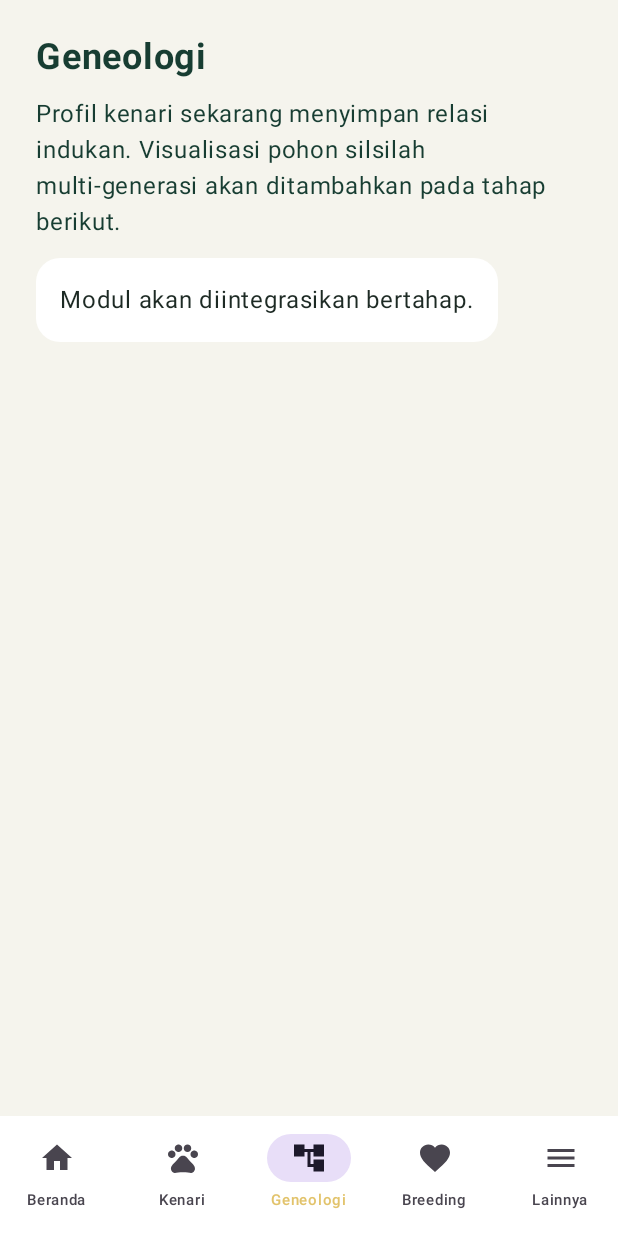
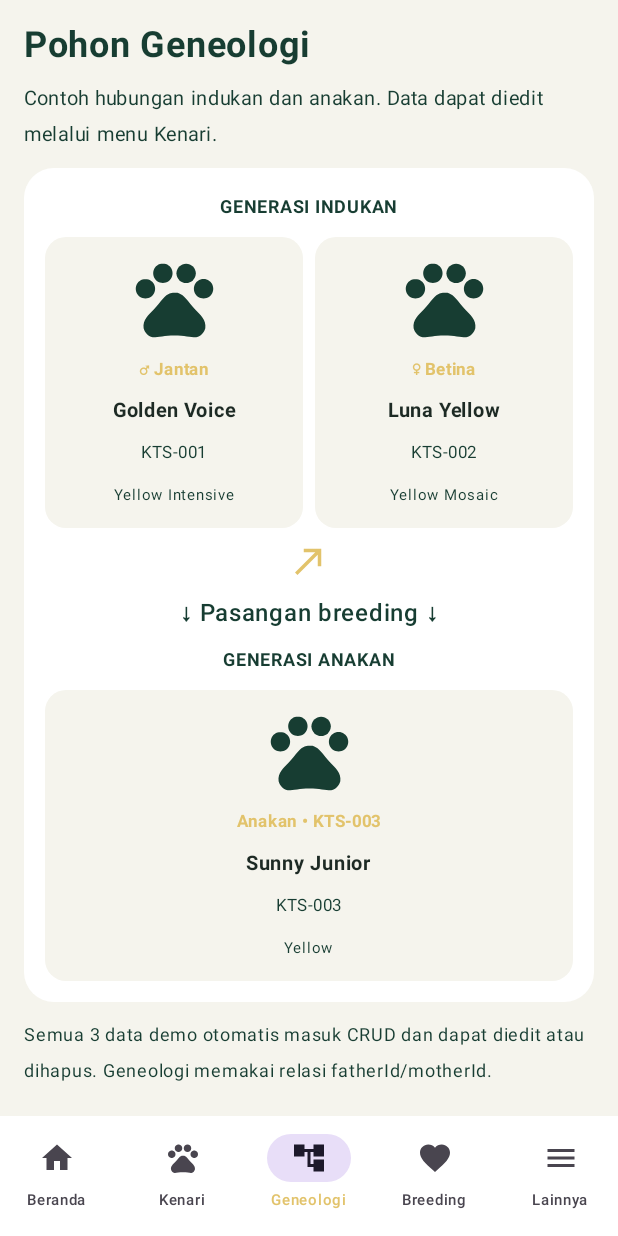
Before and after one commit to diycraftchannel83-create/Kenari, an Android app built with Jetpack Compose: the screen it shows after launch (MainActivity), item 3 of the bottom bar chosen, on a phone screen of 412 x 824 dp. Run offline under Robolectric (Android 15) with nearby library versions, the phone set to English and light mode, and no system bars; our stand-ins replace Room's generated code; 1 statement that could not run was skipped.

Commit message:
Add visual genealogy tree for seeded demo canaries

```diff
--- a/app/src/main/java/com/winsmediatama/kenari/MainActivity.kt
+++ b/app/src/main/java/com/winsmediatama/kenari/MainActivity.kt
@@ -63,7 +63,7 @@ private fun KenariApp() {
             when(tab) {
                 0 -> Home(birds, Modifier.padding(p), { edit = null; form = true }, { tab = it })
                 1 -> BirdList(birds, Modifier.padding(p), { edit = it; form = true }, { delete = it })
-                2 -> BasicPage("Geneologi", "Profil kenari sekarang menyimpan relasi indukan. Visualisasi pohon silsilah multi-generasi akan ditambahkan pada tahap berikut.")
+                2 -> GenealogyPage(birds, Modifier.padding(p))
                 3 -> BasicPage("Breeding", "Berikutnya: pasangan, periode breeding, telur, inkubasi, dan data anakan.")
                 else -> BasicPage("Lainnya", "Katalog jenis • Laporan • Backup/Restore • Pengaturan")
             }
@@ -137,6 +137,41 @@ private fun BirdForm(initial: BirdEntity?, birds: List<BirdEntity>, close: () ->
 @Composable private fun Field(value: String, change: (String) -> Unit, label: String) { OutlinedTextField(value, change, label = { Text(label) }, singleLine = true, modifier = Modifier.fillMaxWidth()) }
 @Composable private fun SexMenu(value: String, set: (String) -> Unit) { var open by remember { mutableStateOf(false) }; Box { OutlinedButton(onClick = { open = true }, modifier = Modifier.fillMaxWidth()) { Text("Jenis kelamin: " + value); Spacer(Modifier.weight(1f)); Icon(Icons.Default.ArrowDropDown, null) }; DropdownMenu(open, { open = false }) { listOf("Jantan", "Betina", "Belum diketahui").forEach { DropdownMenuItem(text = { Text(it) }, onClick = { set(it); open = false }) } } } }
 @Composable private fun ParentMenu(label: String, id: Long?, list: List<BirdEntity>, set: (Long?) -> Unit) { var open by remember { mutableStateOf(false) }; val current = list.firstOrNull { it.id == id }; Box { OutlinedButton(onClick = { open = true }, modifier = Modifier.fillMaxWidth()) { Text(label + ": " + (current?.name?.ifBlank { current.ringId } ?: "Belum dipilih"), maxLines = 1); Spacer(Modifier.weight(1f)); Icon(Icons.Default.ArrowDropDown, null) }; DropdownMenu(open, { open = false }) { DropdownMenuItem(text = { Text("Kosong") }, onClick = { set(null); open = false }); list.forEach { b -> DropdownMenuItem(text = { Text(b.name.ifBlank { b.ringId } + " • " + b.ringId) }, onClick = { set(b.id); open = false }) } } } }
+@Composable private fun GenealogyPage(birds: List<BirdEntity>, modifier: Modifier = Modifier) {
+    val demoChild = birds.firstOrNull { it.ringId == "KTS-003" }
+    val father = birds.firstOrNull { it.id == demoChild?.fatherId } ?: birds.firstOrNull { it.sex == "Jantan" }
+    val mother = birds.firstOrNull { it.id == demoChild?.motherId } ?: birds.firstOrNull { it.sex == "Betina" }
+    Column(modifier.fillMaxSize().background(Ivory).padding(16.dp), verticalArrangement = Arrangement.spacedBy(10.dp)) {
+        Text("Pohon Geneologi", color = Forest, fontSize = 24.sp, fontWeight = FontWeight.Bold)
+        Text("Contoh hubungan indukan dan anakan. Data dapat diedit melalui menu Kenari.", color = Forest, fontSize = 13.sp)
+        Surface(color = Color.White, shape = RoundedCornerShape(20.dp), modifier = Modifier.fillMaxWidth()) {
+            Column(Modifier.padding(14.dp), horizontalAlignment = Alignment.CenterHorizontally, verticalArrangement = Arrangement.spacedBy(8.dp)) {
+                Text("GENERASI INDUKAN", color = Forest, fontWeight = FontWeight.Bold, fontSize = 12.sp)
+                Row(Modifier.fillMaxWidth(), horizontalArrangement = Arrangement.spacedBy(8.dp)) {
+                    GenealogyBirdCard(father, "♂ Jantan", Modifier.weight(1f))
+                    GenealogyBirdCard(mother, "♀ Betina", Modifier.weight(1f))
+                }
+                Icon(Icons.Default.CallMade, "Hubungan indukan", tint = Gold, modifier = Modifier.size(28.dp))
+                Text("↓ Pasangan breeding ↓", color = Forest, fontWeight = FontWeight.SemiBold)
+                Text("GENERASI ANAKAN", color = Forest, fontWeight = FontWeight.Bold, fontSize = 12.sp)
+                GenealogyBirdCard(demoChild, "Anakan • KTS-003", Modifier.fillMaxWidth())
+            }
+        }
+        Text("Semua 3 data demo otomatis masuk CRUD dan dapat diedit atau dihapus. Geneologi memakai relasi fatherId/motherId.", color = Forest, fontSize = 12.sp)
+    }
+}
+@Composable private fun GenealogyBirdCard(bird: BirdEntity?, label: String, modifier: Modifier = Modifier) {
+    Surface(color = Ivory, shape = RoundedCornerShape(14.dp), modifier = modifier) {
+        Column(Modifier.padding(10.dp), horizontalAlignment = Alignment.CenterHorizontally, verticalArrangement = Arrangement.spacedBy(4.dp)) {
+            if (bird?.photoUri.isNullOrBlank()) Icon(Icons.Default.Pets, null, tint = Forest, modifier = Modifier.size(62.dp))
+            else AsyncImage(bird?.photoUri, label, modifier = Modifier.size(82.dp))
+            Text(label, color = Gold, fontWeight = FontWeight.Bold, fontSize = 11.sp)
+            Text(bird?.name ?: "Belum ada data", color = Ink, fontWeight = FontWeight.Bold, fontSize = 13.sp)
+            Text(bird?.ringId ?: "-", color = Forest, fontSize = 11.sp)
+            Text(bird?.colorMutation ?: "", color = Forest, fontSize = 10.sp)
+        }
+    }
+}
 @Composable private fun BasicPage(title: String, description: String) { Column(Modifier.fillMaxSize().background(Ivory).padding(24.dp), verticalArrangement = Arrangement.spacedBy(12.dp)) { Text(title, color = Forest, fontSize = 24.sp, fontWeight = FontWeight.Bold); Text(description, color = Forest); Surface(color = Color.White, shape = RoundedCornerShape(16.dp)) { Text("Modul akan diintegrasikan bertahap.", Modifier.padding(16.dp), color = Ink) } } }
 private fun parse(s: String): Long? = if(s.isBlank()) null else runCatching { SimpleDateFormat("yyyy-MM-dd", Locale.US).apply { isLenient = false }.parse(s)?.time }.getOrNull()
 private fun fmt(t: Long) = SimpleDateFormat("yyyy-MM-dd", Locale.US).format(Date(t))
```
